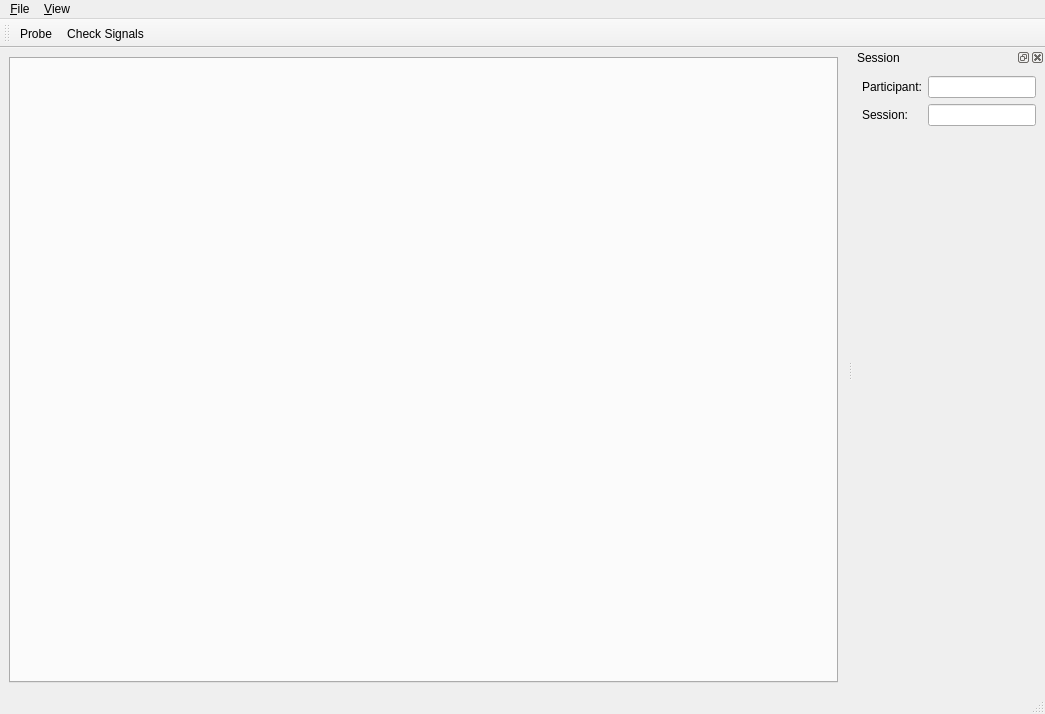
Before: the Qt Designer form pygesture/ui/main_template.ui in ixjlyons/pygesture, drawn with Qt 5.
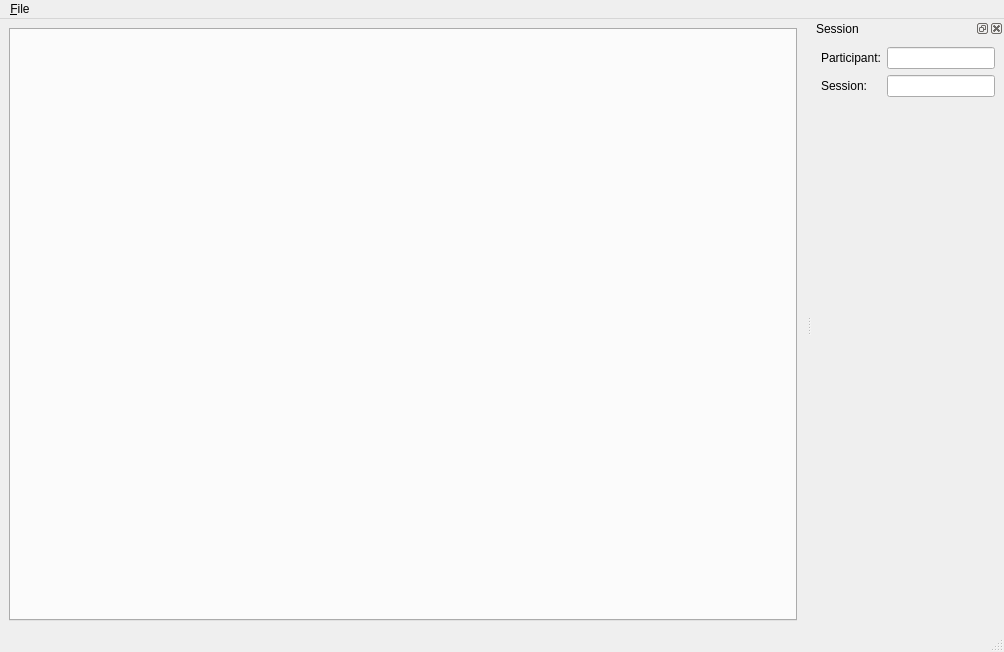
After: the same form once the commit is applied. Icons and pictures are not drawn.

```diff
--- a/pygesture/ui/main_template.ui
+++ b/pygesture/ui/main_template.ui
@@ -6,17 +6,29 @@
    <rect>
     <x>0</x>
     <y>0</y>
-    <width>1045</width>
-    <height>714</height>
+    <width>1004</width>
+    <height>652</height>
    </rect>
   </property>
   <property name="windowTitle">
-   <string>MainWindow</string>
+   <string>PyGesture</string>
+  </property>
+  <property name="styleSheet">
+   <string notr="true"/>
   </property>
   <widget class="QWidget" name="centralwidget">
    <layout class="QGridLayout" name="gridLayout">
     <item row="0" column="0">
      <widget class="QTabWidget" name="tabWidget">
+      <property name="styleSheet">
+       <string notr="true"/>
+      </property>
+      <property name="tabPosition">
+       <enum>QTabWidget::North</enum>
+      </property>
+      <property name="tabShape">
+       <enum>QTabWidget::Rounded</enum>
+      </property>
       <property name="currentIndex">
        <number>-1</number>
       </property>
@@ -29,41 +41,23 @@
     <rect>
      <x>0</x>
      <y>0</y>
-     <width>1045</width>
-     <height>23</height>
+     <width>1004</width>
+     <height>27</height>
     </rect>
    </property>
    <widget class="QMenu" name="menu_File">
     <property name="title">
      <string>&amp;File</string>
     </property>
-    <addaction name="action_Quit"/>
-   </widget>
-   <widget class="QMenu" name="menu_View">
-    <property name="title">
-     <string>&amp;View</string>
-    </property>
-    <addaction name="actionCheck_Signals"/>
-    <addaction name="actionProbe"/>
+    <addaction name="actionQuit"/>
    </widget>
    <addaction name="menu_File"/>
-   <addaction name="menu_View"/>
   </widget>
   <widget class="QStatusBar" name="statusbar"/>
-  <widget class="QToolBar" name="toolBar">
-   <property name="windowTitle">
-    <string>toolBar</string>
-   </property>
-   <attribute name="toolBarArea">
-    <enum>TopToolBarArea</enum>
-   </attribute>
-   <attribute name="toolBarBreak">
-    <bool>false</bool>
-   </attribute>
-   <addaction name="actionProbe"/>
-   <addaction name="actionCheck_Signals"/>
-  </widget>
   <widget class="QDockWidget" name="mainDock">
+   <property name="enabled">
+    <bool>true</bool>
+   </property>
    <property name="allowedAreas">
     <set>Qt::LeftDockWidgetArea|Qt::RightDockWidgetArea</set>
    </property>
```
Left out of the diff: 23 changed lines with no effect on the pictures.
